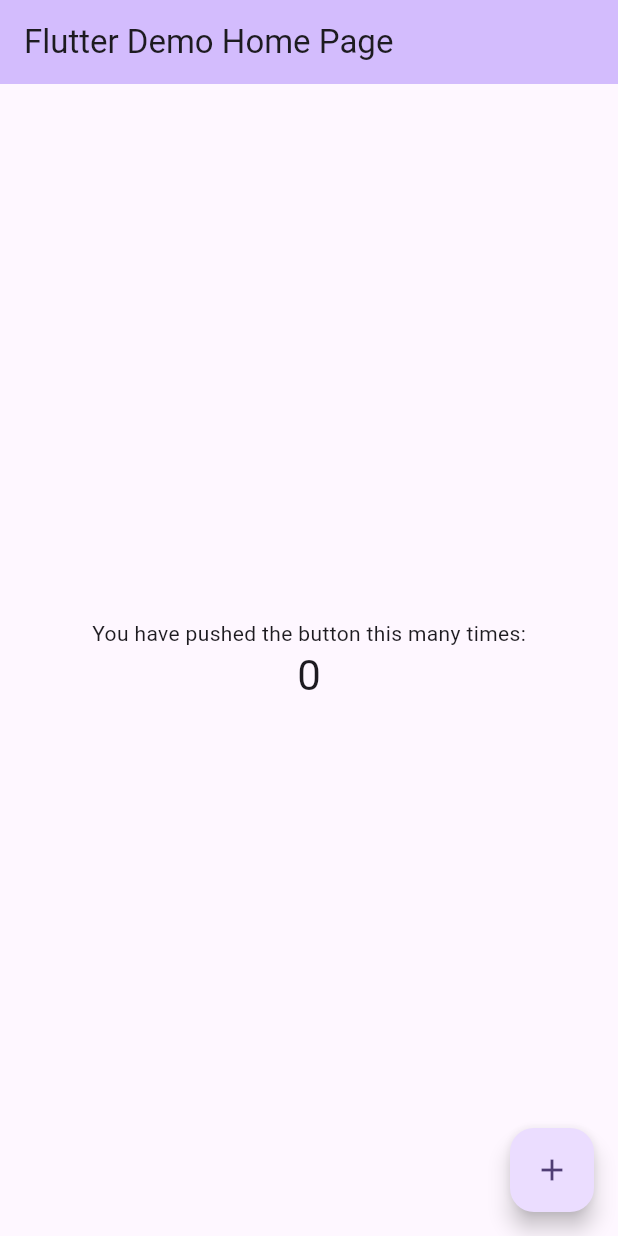
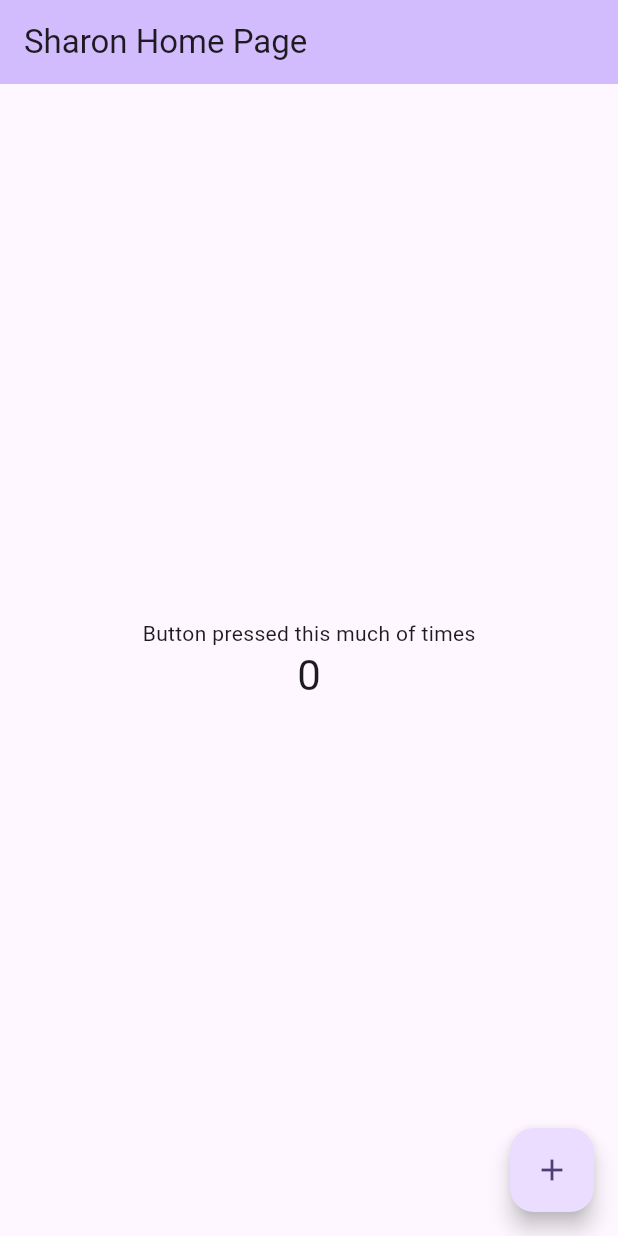
Before and after one commit to Paul-sharon/Funds-Genie, a Flutter app: the screen it shows after launch, on a phone screen of 412 x 824 dp. Run offline on Flutter 3.47's test engine with Material 3 defaults, Android fonts, the phone set to English and light mode, and no system bars.

Commit message:
First commit

```diff
--- a/lib/main.dart
+++ b/lib/main.dart
@@ -1,52 +1,23 @@
 import 'package:flutter/material.dart';
-
 void main() {
   runApp(const MyApp());
 }
-
 class MyApp extends StatelessWidget {
   const MyApp({super.key});
-
-  // This widget is the root of your application.
   @override
   Widget build(BuildContext context) {
     return MaterialApp(
       title: 'Flutter Demo',
       theme: ThemeData(
-        // This is the theme of your application.
-        //
-        // TRY THIS: Try running your application with "flutter run". You'll see
-        // the application has a purple toolbar. Then, without quitting the app,
-        // try changing the seedColor in the colorScheme below to Colors.green
-        // and then invoke "hot reload" (save your changes or press the "hot
-        // reload" button in a Flutter-supported IDE, or press "r" if you used
-        // the command line to start the app).
-        //
-        // Notice that the counter didn't reset back to zero; the application
-        // state is not lost during the reload. To reset the state, use hot
-        // restart instead.
-        //
-        // This works for code too, not just values: Most code changes can be
-        // tested with just a hot reload.
         colorScheme: ColorScheme.fromSeed(seedColor: Colors.deepPurple),
         useMaterial3: true,
       ),
-      home: const MyHomePage(title: 'Flutter Demo Home Page'),
+      home: const MyHomePage(title: 'Sharon Home Page'),
     );
   }
 }
-
 class MyHomePage extends StatefulWidget {
   const MyHomePage({super.key, required this.title});
-
-  // This widget is the home page of your application. It is stateful, meaning
-  // that it has a State object (defined below) that contains fields that affect
-  // how it looks.
-
-  // This class is the configuration for the state. It holds the values (in this
-  // case the title) provided by the parent (in this case the App widget) and
-  // used by the build method of the State. Fields in a Widget subclass are
-  // always marked "final".
 
   final String title;
 
@@ -59,54 +30,25 @@ class _MyHomePageState extends State<MyHomePage> {
 
   void _incrementCounter() {
     setState(() {
-      // This call to setState tells the Flutter framework that something has
-      // changed in this State, which causes it to rerun the build method below
-      // so that the display can reflect the updated values. If we changed
-      // _counter without calling setState(), then the build method would not be
-      // called again, and so nothing would appear to happen.
       _counter++;
     });
   }
 
   @override
   Widget build(BuildContext context) {
-    // This method is rerun every time setState is called, for instance as done
-    // by the _incrementCounter method above.
-    //
-    // The Flutter framework has been optimized to make rerunning build methods
-    // fast, so that you can just rebuild anything that needs updating rather
-    // than having to individually change instances of widgets.
     return Scaffold(
       appBar: AppBar(
-        // TRY THIS: Try changing the color here to a specific color (to
-        // Colors.amber, perhaps?) and trigger a hot reload to see the AppBar
-        // change color while the other colors stay the same.
         backgroundColor: Theme.of(context).colorScheme.inversePrimary,
-        // Here we take the value from the MyHomePage object that was created by
-        // the App.build method, and use it to set our appbar title.
         title: Text(widget.title),
       ),
       body: Center(
         // Center is a layout widget. It takes a single child and positions it
         // in the middle of the parent.
         child: Column(
-          // Column is also a layout widget. It takes a list of children and
-          // arranges them vertically. By default, it sizes itself to fit its
-          // children horizontally, and tries to be as tall as its parent.
-          //
-          // Column has various properties to control how it sizes itself and
-          // how it positions its children. Here we use mainAxisAlignment to
-          // center the children vertically; the main axis here is the vertical
-          // axis because Columns are vertical (the cross axis would be
-          // horizontal).
-          //
-          // TRY THIS: Invoke "debug painting" (choose the "Toggle Debug Paint"
-          // action in the IDE, or press "p" in the console), to see the
-          // wireframe for each widget.
           mainAxisAlignment: MainAxisAlignment.center,
           children: <Widget>[
             const Text(
-              'You have pushed the button this many times:',
+              'Button pressed this much of times',
             ),
             Text(
               '$_counter',
```
